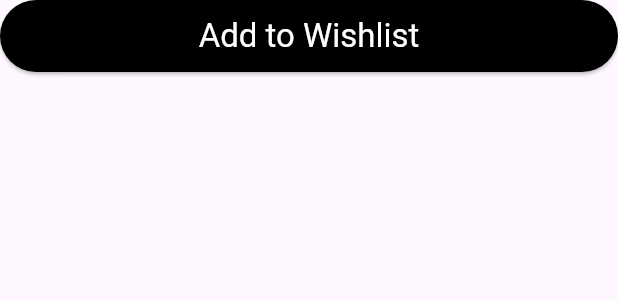
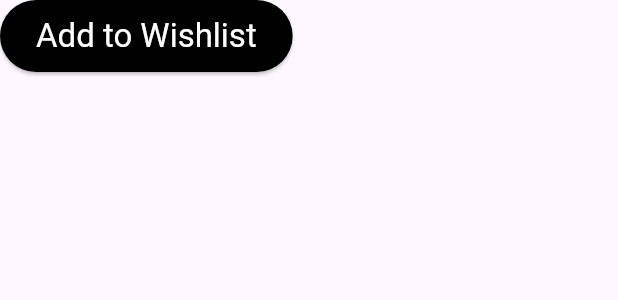
Before and after one commit to MoatazEldeeb/flutter-foundations, a Flutter app: the AddToWishlist widget shown alone on an empty page, opened directly with sample values from the repository, on a phone screen of 412 x 824 dp. Shown: the top 300 px of the screen. Run offline on Flutter 3.47's test engine with Material 3 defaults, Android fonts, the phone set to English and light mode, and no system bars; our stand-ins replace flutter_layout_grid, flutter_rating_bar, flutter_riverpod, go_router, rxdart, sembast and 1 more.

Commit message:
Finished wishlist feature

```diff
--- a/lib/src/features/cart/presentation/shopping_cart/shopping_cart_item.dart
+++ b/lib/src/features/cart/presentation/shopping_cart/shopping_cart_item.dart
@@ -4,6 +4,7 @@ import 'package:ecommerce_app/src/common_widgets/alert_dialogs.dart';
 import 'package:ecommerce_app/src/common_widgets/async_value_widget.dart';
 import 'package:ecommerce_app/src/features/cart/presentation/shopping_cart/shopping_cart_screen_controller.dart';
 import 'package:ecommerce_app/src/features/products/data/fake_products_repository.dart';
+import 'package:ecommerce_app/src/features/wishlist/presentation/add_to_wishlist/add_to_wishlist.dart';
 import 'package:ecommerce_app/src/localization/string_hardcoded.dart';
 import 'package:flutter/material.dart';
 import 'package:ecommerce_app/src/common_widgets/custom_image.dart';
--- a/lib/src/features/wishlist/presentation/add_to_wishlist/add_to_wishlist.dart
+++ b/lib/src/features/wishlist/presentation/add_to_wishlist/add_to_wishlist.dart
@@ -19,10 +19,7 @@ class AddToWishlist extends ConsumerWidget {
 
     final state = ref.watch(addToWishlistControllerProvider);
     final alreadyAdded = ref.watch(alreadyAddedToWishlistProvider(product.id));
-    return Column(
-      crossAxisAlignment: CrossAxisAlignment.stretch,
-      children: [
-        PrimaryButton(
+    return PrimaryButton(
       isLoading: state.isLoading,
       onPressed: alreadyAdded
           ? null
@@ -32,8 +29,6 @@ class AddToWishlist extends ConsumerWidget {
       text: alreadyAdded
           ? 'Added to wishlist'.hardcoded
           : 'Add to Wishlist'.hardcoded,
-        )
-      ],
     );
   }
 }
```
Also changed, not shown: lib/src/features/wishlist/presentation/wishlist_screen/wishlist_item.dart (+6 -1 lines). Lines whose indentation alone changed are shown as unchanged.
